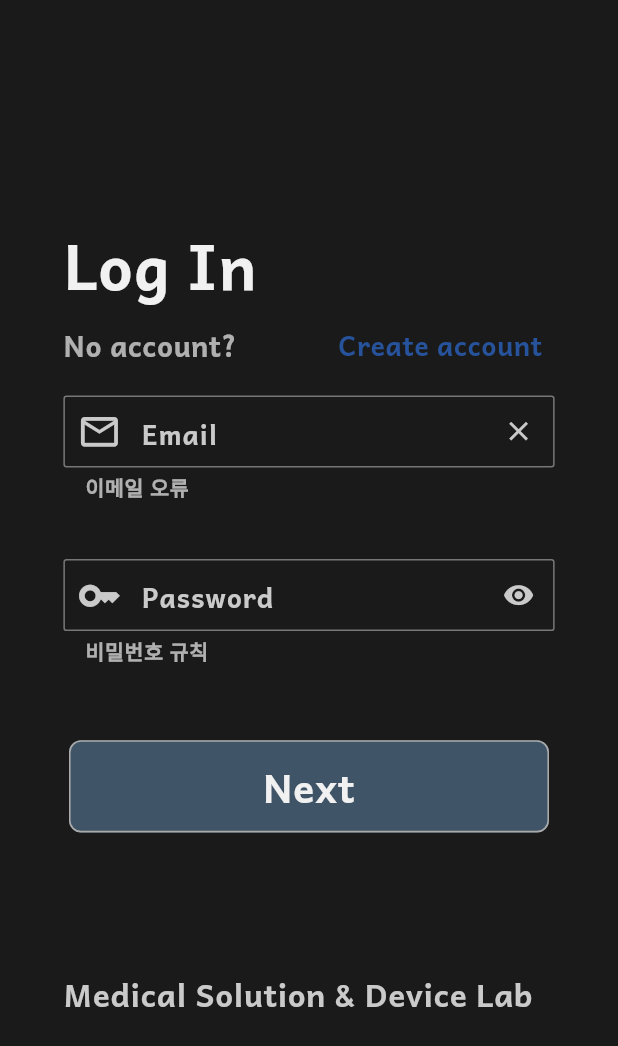
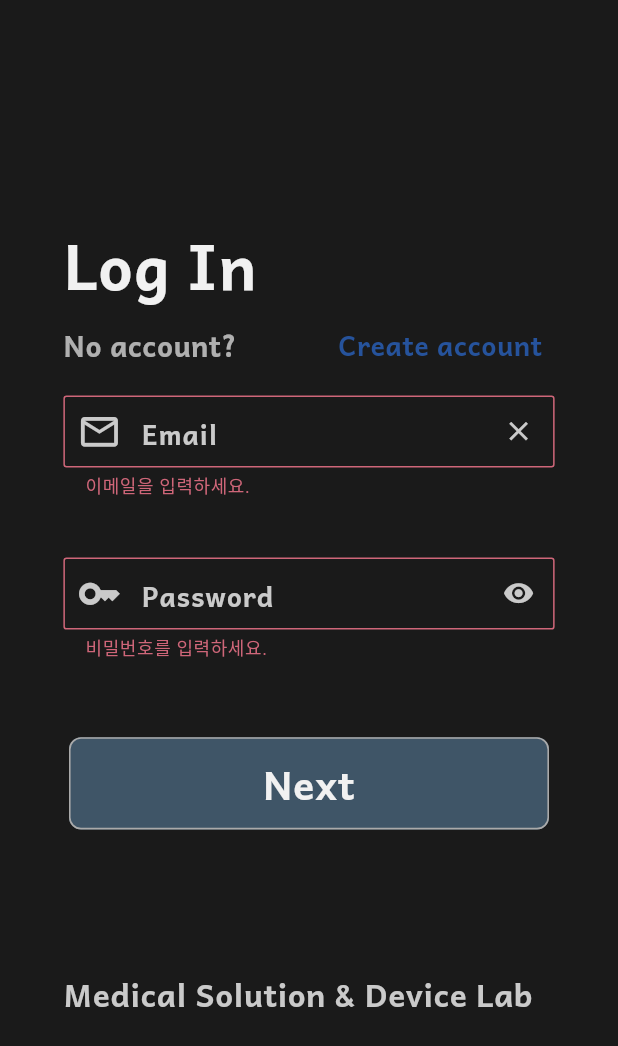
Before and after one commit to seungminhan2631/msdl, a Flutter app: the screen it shows after launch, after a tap on "Next", on a phone screen of 412 x 824 dp. Shown: the top 1046 px of the screen. Run offline on Flutter 3.47's test engine with Material 3 defaults, Android fonts, the phone set to English and light mode, and no system bars.

Commit message:
update
update

```diff
--- a/analysis_options.yaml
+++ b/analysis_options.yaml
@@ -9,10 +9,13 @@
 # packages, and plugins designed to encourage good coding practices.
 analyzer:
   errors:
+    avoid_print: ignore
     camel_case_types: ignore
     deprecated_member_use: ignore
     file_names: ignore
+    library_private_types_in_public_api: ignore
     unused_element: ignore
+    unused_import: ignore
 include: package:flutter_lints/flutter.yaml
 
 linter:
--- a/lib/commons/widgets/buttons/CustomTextField.dart
+++ b/lib/commons/widgets/buttons/CustomTextField.dart
@@ -5,18 +5,23 @@ import 'package:msdl/constants/sizes.dart';
 import 'package:msdl/msdl_theme.dart';
 
 class CustomTextField extends StatefulWidget {
+  final TextEditingController controller; // ✅ 외부에서 컨트롤러 전달받도록 변경
   final String hintText;
   final IconData firstIcon;
   final IconData lastIcon;
   final String? helperText;
   final String? errorText;
+  final bool isValid; // ✅ 유효성 검사 결과를 받는 변수 추가
+
   const CustomTextField({
     super.key,
+    required this.controller,
     required this.hintText,
     required this.firstIcon,
     required this.lastIcon,
     this.helperText,
     this.errorText,
+    required this.isValid,
   });
 
   @override
@@ -24,24 +29,19 @@ class CustomTextField extends StatefulWidget {
 }
 
 class _CustomTextFieldState extends State<CustomTextField> {
-  final TextEditingController _controller = TextEditingController();
   final FocusNode _focusNode = FocusNode();
   bool _isPasswordVisible = false;
-  bool _isValid = true; // 유효성 상태 변수
 
   @override
   void initState() {
     super.initState();
-    _focusNode.addListener(
-      () {
-        setState(() {});
-      },
-    );
+    _focusNode.addListener(() {
+      setState(() {});
+    });
   }
 
   @override
   void dispose() {
-    _controller.dispose();
     _focusNode.dispose();
     super.dispose();
   }
@@ -49,11 +49,10 @@ class _CustomTextFieldState extends State<CustomTextField> {
   @override
   Widget build(BuildContext context) {
     bool isPasswordField = widget.lastIcon == Icons.visibility;
-    bool hasFocus = _focusNode.hasFocus;
 
     return SizedBox(
       child: TextField(
-        controller: _controller,
+        controller: widget.controller, // ✅ 컨트롤러 사용
         focusNode: _focusNode,
         obscureText: isPasswordField ? !_isPasswordVisible : false,
         style: TextStyle(
@@ -73,22 +72,15 @@ class _CustomTextFieldState extends State<CustomTextField> {
             fontWeight: FontWeight.bold,
           ),
           helperText: widget.helperText,
-          helperStyle: TextStyle(
-            color: Color(0xffF1F1F1).withOpacity(0.7),
-            fontSize: Sizes.size12 + Sizes.size1,
-            fontFamily: 'Andika',
-            fontWeight: FontWeight.w900,
-          ),
-          errorText: _isValid ? null : widget.errorText,
-          errorStyle: TextStyle(
-            fontSize: Sizes.size12,
-            fontFamily: 'Andika',
-            fontWeight: FontWeight.w900,
-          ),
+          errorText: widget.errorText, // ✅ 에러 메시지 적용
           border: OutlineInputBorder(
             borderRadius: BorderRadius.circular(Sizes.size2),
-            borderSide:
-                BorderSide(color: Color(0xffAAAAAA), width: Sizes.size2),
+            borderSide: BorderSide(
+              color: widget.isValid
+                  ? Color(0xffAAAAAA)
+                  : Color(0xFFB1384E), // ✅ 유효성 검사 실패 시 테두리 색상 빨간색
+              width: Sizes.size2,
+            ),
           ),
           prefixIcon: Icon(
             widget.firstIcon,
@@ -101,16 +93,12 @@ class _CustomTextFieldState extends State<CustomTextField> {
                 if (isPasswordField) {
                   _isPasswordVisible = !_isPasswordVisible;
                 } else {
-                  _controller.clear();
+                  widget.controller.clear();
                 }
               });
             },
             child: Icon(
-              isPasswordField
-                  ? (_isPasswordVisible
-                      ? Icons.visibility_off
-                      : Icons.visibility)
-                  : widget.lastIcon,
+              widget.lastIcon,
               color: Color(0xffCACACA),
               size: 20.w,
             ),
--- a/lib/commons/widgets/buttons/customButton.dart
+++ b/lib/commons/widgets/buttons/customButton.dart
@@ -5,11 +5,13 @@ import 'package:msdl/constants/sizes.dart';
 class CustomButton extends StatelessWidget {
   final String text;
   final String routeName;
+  final VoidCallback? onPressed; // ✅ 버튼 클릭 시 실행할 함수 추가
 
   const CustomButton({
     super.key,
     required this.text,
     required this.routeName,
+    this.onPressed, // ✅ 선택적 매개변수 추가
   });
 
   @override
@@ -25,9 +27,13 @@ class CustomButton extends StatelessWidget {
             side: BorderSide(color: Color(0xffAAAAAA), width: 1.w),
           ),
         ),
-        onPressed: () {
-          Navigator.pushNamed(context, routeName);
-        },
+        onPressed: onPressed ??
+            () {
+              // ✅ `onPressed` 동작 추가
+              if (routeName.isNotEmpty) {
+                Navigator.pushNamed(context, routeName);
+              }
+            },
         child: Text(
           text,
           style: TextStyle(
--- a/lib/constants/gaps.dart
+++ b/lib/constants/gaps.dart
@@ -1,6 +1,6 @@
 import 'package:msdl/constants/size_config.dart';
 import 'package:flutter/material.dart';
-import 'package:msdl/constants/size_config.dart'; // 📌 `SizeConfig`를 import 해야 함
+// 📌 `SizeConfig`를 import 해야 함
 
 class Gaps {
   // Vertical Gaps (세로 간격)
--- a/lib/features/screens/authentication/login_Screen.dart
+++ b/lib/features/screens/authentication/login_Screen.dart
@@ -8,18 +8,38 @@ import 'package:msdl/constants/size_config.dart';
 import 'package:msdl/constants/sizes.dart';
 import 'package:msdl/msdl_theme.dart';
 
-class LoginScreen extends StatelessWidget {
-  LoginScreen({super.key});
+class LoginScreen extends StatefulWidget {
+  const LoginScreen({super.key});
   static const routeName = 'logIn';
   static const routeUrl = '/';
-  final TextEditingController emailController = TextEditingController();
-  final TextEditingController passwordController = TextEditingController();
-  final TextStyle? headlineStyle = msdlTheme.textTheme.headlineLarge;
+
+  @override
+  _LoginScreenState createState() => _LoginScreenState();
+}
+
+class _LoginScreenState extends State<LoginScreen> {
+  final TextEditingController emailController =
+      TextEditingController(); // ✅ 이메일 입력 컨트롤러 추가
+  final TextEditingController passwordController =
+      TextEditingController(); // ✅ 비밀번호 입력 컨트롤러 추가
+  bool isEmailValid = true; // ✅ 이메일 유효성 상태 추가
+  bool isPasswordValid = true; // ✅ 비밀번호 유효성 상태 추가
+
+  // ✅ 유효성 검사 함수
+  void _validateAndSubmit() {
+    setState(() {
+      isEmailValid = emailController.text.isNotEmpty; // 입력값이 없으면 false
+      isPasswordValid = passwordController.text.isNotEmpty;
+    });
+
+    if (isEmailValid && isPasswordValid) {
+      print("로그인 성공!"); // ✅ 모든 입력이 유효하면 로그인 성공 처리
+    }
+  }
 
   @override
   Widget build(BuildContext context) {
-    // MediaQuery 반응형 스크린 초기화
-    SizeConfig.init(context);
+    SizeConfig.init(context); // 반응형 크기 설정
 
     return Scaffold(
       resizeToAvoidBottomInset: false,
@@ -62,25 +82,34 @@ class LoginScreen extends StatelessWidget {
               ],
             ),
             Gaps.v20,
+            // ✅ 이메일 입력 필드 (유효성 검사 적용)
             CustomTextField(
+              controller: emailController,
               hintText: "Email",
               firstIcon: Icons.email_outlined,
               lastIcon: Icons.close,
-              helperText: "이메일 오류",
-              errorText: "다시 입력",
+              helperText: "이메일 입력",
+              errorText: isEmailValid ? null : "이메일을 입력하세요.", // 유효성 검사 결과 반영
+              isValid: isEmailValid,
             ),
             Gaps.v40,
+            // ✅ 비밀번호 입력 필드 (유효성 검사 적용)
             CustomTextField(
+              controller: passwordController,
               hintText: "Password",
               firstIcon: Icons.key,
               lastIcon: Icons.visibility,
-              errorText: "다시입력",
-              helperText: "비밀번호 규칙",
+              helperText: "비밀번호 입력",
+              errorText:
+                  isPasswordValid ? null : "비밀번호를 입력하세요.", // 유효성 검사 결과 반영
+              isValid: isPasswordValid,
             ),
             Gaps.v52,
+            // ✅ Next 버튼 클릭 시 유효성 검사 실행
             CustomButton(
               text: "Next",
-              routeName: "",
+              onPressed: _validateAndSubmit,
+              routeName: "", // 클릭 시 유효성 검사 실행
             ),
             Spacer(),
             bottomMsdlScreen()
```
Also changed, not shown: lib/features/screens/authentication/choose_role.dart (+39 -13 lines), lib/features/screens/authentication/signUp_Screen.dart (+60 -29 lines).
